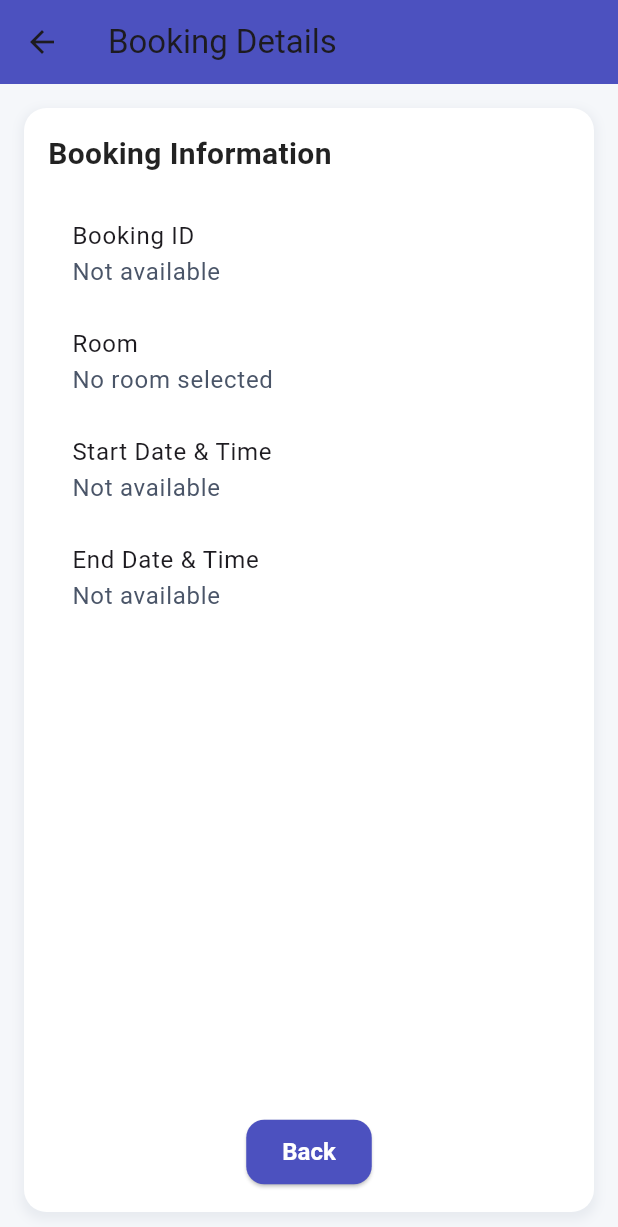
After one commit to Andrewxyz123/MeetEasy, a Flutter app: the BookingDetailPage screen opened directly, on a phone screen of 412 x 824 dp. The commit adds this screen. Shown: the top 1227 px of the screen. Run offline on Flutter 3.47's test engine with Material 3 defaults, Android fonts, the phone set to English and light mode, and no system bars; our stand-ins replace get, get_storage, google_fonts, line_awesome_flutter, shared_preferences; accounts and stored records are empty.

Commit message:
Add Detail pages

```diff
--- a/frontend/frontend/lib/pages/booking_page.dart
+++ b/frontend/frontend/lib/pages/booking_page.dart
@@ -1,6 +1,7 @@
 import 'package:flutter/material.dart';
 import 'package:frontend/controllers/UserController.dart';
 import 'package:frontend/models/Booking.dart';
+import 'package:frontend/pages/booking_views/booking_detail.dart';
 import 'package:frontend/pages/booking_views/update_booking.dart';
 import 'package:google_fonts/google_fonts.dart';
 import 'package:get/get.dart';
@@ -155,6 +156,22 @@ class _BookingPageState extends State<BookingPage> {
                                             ),
                                           ),
                                         ),
+                                        IconButton(
+                                          icon: const Icon(Icons.info, color: Colors.green, size: 20),
+                                          onPressed: () {
+                                            Navigator.push(
+                                              context,
+                                              MaterialPageRoute(
+                                                builder: (context) => BookingDetailPage(
+                                                  bookingId: booking.id,
+                                                  selectedRoom: booking.room,
+                                                  startTime: booking.start_time,
+                                                  endTime: booking.end_time,
+                                                ),
+                                              ),
+                                            );
+                                          },
+                                        ),
                                         // Edit Button
                                         IconButton(
                                           icon: const Icon(Icons.edit, color: Colors.blue, size: 20),
--- /dev/null
+++ b/frontend/frontend/lib/pages/booking_views/booking_detail.dart
@@ -0,0 +1,103 @@
+import 'package:flutter/material.dart';
+import 'package:intl/intl.dart';
+import 'package:frontend/models/room.dart';
+
+class BookingDetailPage extends StatelessWidget {
+  final int? bookingId;
+  final Room? selectedRoom;
+  final DateTime? startTime;
+  final DateTime? endTime;
+
+  const BookingDetailPage({
+    Key? key,
+    this.bookingId,
+    this.selectedRoom,
+    this.startTime,
+    this.endTime,
+  }) : super(key: key);
+
+  String _formatDateTime(DateTime? dateTime) {
+    if (dateTime == null) return 'Not available';
+    return DateFormat('yyyy-MM-dd HH:mm').format(dateTime);
+  }
+
+  @override
+  Widget build(BuildContext context) {
+    final theme = Theme.of(context);
+
+    return Scaffold(
+      appBar: AppBar(
+        title: const Text('Booking Details'),
+        backgroundColor: const Color(0xFF4C51BF),
+      ),
+      body: Padding(
+        padding: const EdgeInsets.all(16.0),
+        child: Container(
+          decoration: BoxDecoration(
+            color: Colors.white,
+            borderRadius: BorderRadius.circular(15),
+            boxShadow: [
+              BoxShadow(
+                color: const Color(0xFF718096).withOpacity(0.1),
+                spreadRadius: 2,
+                blurRadius: 5,
+                offset: const Offset(0, 3),
+              ),
+            ],
+          ),
+          padding: const EdgeInsets.all(16.0),
+          child: Column(
+            crossAxisAlignment: CrossAxisAlignment.start,
+            children: [
+              const Text(
+                'Booking Information',
+                style: TextStyle(
+                  fontSize: 20,
+                  fontWeight: FontWeight.bold,
+                  color: Colors.black87,
+                ),
+              ),
+              const SizedBox(height: 16),
+              ListTile(
+                title: const Text('Booking ID'),
+                subtitle: Text(bookingId?.toString() ?? 'Not available', style: theme.textTheme.bodyLarge),
+              ),
+              ListTile(
+                title: const Text('Room'),
+                subtitle: Text(
+                  selectedRoom?.room_number ?? 'No room selected',
+                  style: theme.textTheme.bodyLarge,
+                ),
+              ),
+              ListTile(
+                title: const Text('Start Date & Time'),
+                subtitle: Text(_formatDateTime(startTime), style: theme.textTheme.bodyLarge),
+              ),
+              ListTile(
+                title: const Text('End Date & Time'),
+                subtitle: Text(_formatDateTime(endTime), style: theme.textTheme.bodyLarge),
+              ),
+              const Spacer(),
+              Center(
+                child: ElevatedButton(
+                  onPressed: () => Navigator.pop(context),
+                  style: ElevatedButton.styleFrom(
+                    backgroundColor: const Color(0xFF4C51BF),
+                    padding: const EdgeInsets.symmetric(horizontal: 24, vertical: 12),
+                    shape: RoundedRectangleBorder(
+                      borderRadius: BorderRadius.circular(12),
+                    ),
+                  ),
+                  child: const Text(
+                    'Back',
+                    style: TextStyle(color: Colors.white, fontWeight: FontWeight.bold),
+                  ),
+                ),
+              ),
+            ],
+          ),
+        ),
+      ),
+    );
+  }
+}
--- a/frontend/frontend/lib/pages/room_views/room_page.dart
+++ b/frontend/frontend/lib/pages/room_views/room_page.dart
@@ -1,4 +1,5 @@
 import 'package:flutter/material.dart';
+import 'package:frontend/pages/room_views/room_detail.dart';
 import 'package:frontend/pages/room_views/update_room.dart';
 import 'package:google_fonts/google_fonts.dart';
 import 'package:get/get.dart';
@@ -97,6 +98,23 @@ class _RoomPageState extends State<RoomPage> {
                                 mainAxisSize: MainAxisSize.min,
                                 children: [
                                   IconButton(
+                                    icon: const Icon(Icons.info, color: Colors.green, size: 20),
+                                    onPressed: () {
+                                      Navigator.push(
+                                        context,
+                                        MaterialPageRoute(
+                                          builder: (context) => RoomDetailPage(
+                                            roomId: room?.id,
+                                            roomNumber: room?.room_number,
+                                            roomType: room?.room_type,
+                                            description: room?.description,
+                                            capacity: room?.capacity,
+                                          ),
+                                        ),
+                                      );
+                                    },
+                                  ),
+                                  IconButton(
                                     icon: const Icon(Icons.edit, color: Colors.blue, size: 20),
                                     onPressed: () {
                                       Navigator.push(
```
Also changed, not shown: frontend/frontend/lib/pages/room_views/room_detail.dart (added, +99 -0 lines).
